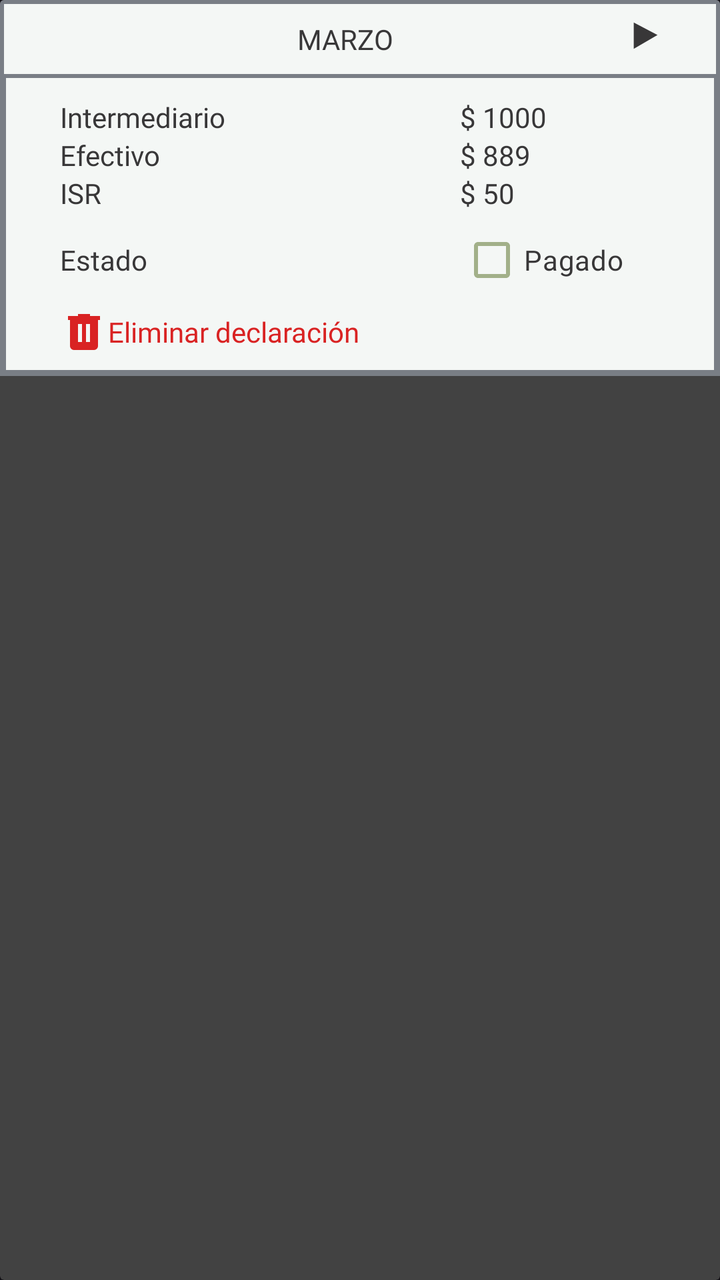
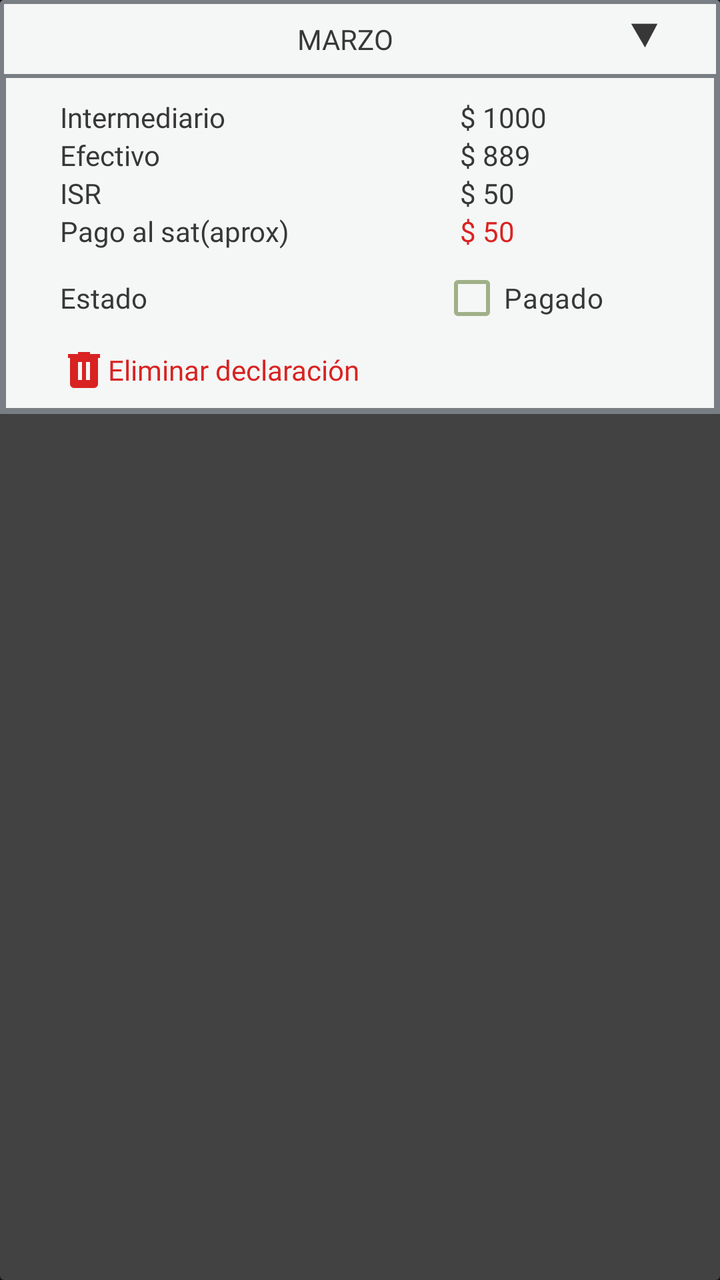

Two renders of the same Android screen: before a commit and after it. Below are the layout's source before the change and the commit's diff.
<!-- AndroidManifest.xml: application theme Theme.DeclarApp -->
<!-- res/layout/card_declaration.xml -->
<?xml version="1.0" encoding="utf-8"?>
<androidx.cardview.widget.CardView
    xmlns:android="http://schemas.android.com/apk/res/android"
    android:id="@+id/item_card_declaration"
    android:orientation="vertical"
    android:layout_width="match_parent"
    android:layout_height="wrap_content">

    <LinearLayout
        android:layout_width="match_parent"
        android:layout_height="wrap_content"
        android:orientation="vertical">
        <LinearLayout
            android:id="@+id/card_declaration_ly_header"
            android:layout_width="match_parent"
            android:layout_height="wrap_content"
            android:orientation="horizontal"
            android:paddingVertical="10dp"
            android:paddingHorizontal="30dp"
            android:background="@drawable/box_with_margins_bg">
            <TextView
                android:id="@+id/card_declaration_tv_date"
                android:layout_width="wrap_content"
                android:layout_height="wrap_content"
                android:text="MARZO"
                android:textAlignment="center"
                style="@style/text_style"
                android:layout_weight="1"/>
            <ImageView
                android:id="@+id/card_declaration_iv_triangle"
                android:layout_width="15dp"
                android:layout_height="15dp"
                android:src="@drawable/triangle"/>
        </LinearLayout>

        <LinearLayout
            android:id="@+id/card_declaration_ly_data"
            android:layout_width="match_parent"
            android:layout_height="wrap_content"
            android:orientation="vertical"
            android:paddingVertical="10dp"
            android:paddingHorizontal="30dp"
            android:background="@drawable/box_with_two_margins">
            <LinearLayout
                android:id="@+id/card_declaration_ly_intermediary"
                android:layout_width="match_parent"
                android:layout_height="wrap_content"
                android:orientation="horizontal">
                <TextView
                    android:id="@+id/card_declaration_tv_intermediary"
                    android:layout_width="wrap_content"
                    android:layout_height="wrap_content"
                    android:text="@string/card_declaration_text_intermediary"
                    style="@style/text_style"
                    android:layout_weight="2"/>
                <TextView
                    android:id="@+id/card_declaration_tv_intermediary_value"
                    android:layout_width="100dp"
                    android:layout_height="wrap_content"
                    android:text="$ 1000"
                    style="@style/text_style"/>
            </LinearLayout>
            <LinearLayout
                android:id="@+id/card_declaration_ly_cash"
                android:layout_width="match_parent"
                android:layout_height="wrap_content"
                android:orientation="horizontal">
                <TextView
                    android:id="@+id/card_declaration_tv_cash"
                    android:layout_width="wrap_content"
                    android:layout_height="wrap_content"
                    android:text="@string/card_declaration_text_cash"
                    style="@style/text_style"
                    android:layout_weight="2"/>
                <TextView
                    android:id="@+id/card_declaration_tv_cash_value"
                    android:layout_width="100dp"
                    android:layout_height="wrap_content"
                    android:text="$ 889"
                    style="@style/text_style"/>
            </LinearLayout>
            <LinearLayout
                android:id="@+id/card_declaration_ly_isr"
                android:layout_width="match_parent"
                android:layout_height="wrap_content"
                android:orientation="horizontal">
                <TextView
                    android:id="@+id/card_declaration_tv_isr"
                    android:layout_width="wrap_content"
                    android:layout_height="wrap_content"
                    android:text="@string/card_declaration_text_isr"
                    style="@style/text_style"
                    android:layout_weight="2"/>
                <TextView
                    android:id="@+id/card_declaration_tv_isr_value"
                    android:layout_width="100dp"
                    android:layout_height="wrap_content"
                    android:text="$ 50"
                    style="@style/text_style"/>
            </LinearLayout>
            <LinearLayout
                android:id="@+id/card_declaration_ly_status"
                android:layout_width="match_parent"
                android:layout_height="wrap_content"
                android:orientation="horizontal">
                <TextView
                    android:id="@+id/card_declaration_tv_status"
                    android:layout_width="wrap_content"
                    android:layout_height="wrap_content"
                    android:text="@string/card_declaration_text_status"
                    style="@style/text_style"
                    android:layout_weight="2"/>
                <CheckBox
                    android:id="@+id/card_declaration_tv_status_value"
                    android:layout_width="100dp"
                    android:layout_height="wrap_content"
                    android:text="Pagado"
                    android:checked="true"
                    style="@style/checkbox_button_bg"/>
            </LinearLayout>
            <LinearLayout
                android:id="@+id/card_declaration_ly_delete"
                android:layout_width="match_parent"
                android:layout_height="wrap_content"
                android:orientation="horizontal"
                android:gravity="left">
                <ImageView
                    android:id="@+id/card_declaration_iv_delete"
                    android:layout_width="wrap_content"
                    android:layout_height="wrap_content"
                    android:src="@drawable/trash_can"
                    android:layout_gravity="center"/>
                <TextView
                    android:id="@+id/card_declaration_tv_delete"
                    android:layout_width="wrap_content"
                    android:layout_height="wrap_content"
                    android:text="@string/card_declaration_delete_text"
                    style="@style/text_style"
                    android:textColor="@color/red"
                    android:layout_gravity="center"/>
            </LinearLayout>

        </LinearLayout>
    </LinearLayout>



</androidx.cardview.widget.CardView>
<!-- resources referenced by this layout -->
<resources>
  <color name="red">#ffd92323</color>
  <!-- drawable box_with_margins_bg (drawable) -->
  <?xml version="1.0" encoding="utf-8"?>
  <shape xmlns:android="http://schemas.android.com/apk/res/android">
      <solid android:color="@color/data_bg_color"/>
      <stroke android:color="@color/gray" android:width="2dp"/>
  </shape>
  <!-- drawable box_with_two_margins (drawable) -->
  <?xml version="1.0" encoding="utf-8"?>
  <layer-list xmlns:android="http://schemas.android.com/apk/res/android">
      <item>
          <shape android:shape="rectangle" >
              <solid android:color="@color/gray"/>
          </shape>
      </item>
      <item android:bottom="3dp" android:left="3dp" android:right="3dp">
          <shape android:shape="rectangle" >
              <solid android:color="@color/card_data_bg" />
          </shape>
      </item>
  </layer-list>
  <!-- drawable trash_can (drawable) -->
  <vector xmlns:android="http://schemas.android.com/apk/res/android" android:height="24dp" android:width="24dp" android:viewportWidth="24" android:viewportHeight="24"><path android:fillColor="@color/red" android:pathData="M9,3V4H4V6H5V19A2,2 0 0,0 7,21H17A2,2 0 0,0 19,19V6H20V4H15V3H9M9,8H11V17H9V8M13,8H15V17H13V8Z" /></vector>
  <!-- drawable triangle (drawable) -->
  <vector
      xmlns:android="http://schemas.android.com/apk/res/android"
      android:height="24dp"
      android:width="24dp"
      android:viewportWidth="24"
      android:viewportHeight="24">
      <group
          android:pivotY="12"
          android:pivotX="12"
          android:rotation="90">
          <path
              android:fillColor="@color/triangle_color"
              android:pathData="M2,21H23L12,2" />
      </group>
  </vector>
  <string name="card_declaration_delete_text">Eliminar declaración</string>
  <string name="card_declaration_text_cash">Efectivo</string>
  <string name="card_declaration_text_intermediary">Intermediario</string>
  <string name="card_declaration_text_isr">ISR</string>
  <string name="card_declaration_text_status">Estado</string>
  <style name="checkbox_button_bg" parent="text_style">
          <item name="android:buttonTint">@color/green</item>
      </style>
  <style name="text_style" parent="text_font">
          <item name="android:textColor">@color/light_dark</item>
      </style>
  <style name="Theme.DeclarApp" parent="Base.Theme.DeclarApp" />
  <color name="data_bg_color">@color/light_white</color>
  <color name="gray">#ff797e85</color>
  <color name="card_data_bg">
          <item name="android:background">@color/light_white</item>
      </color>
  <color name="triangle_color">@color/light_dark</color>
  <color name="green">#ffa2b089</color>
  <style name="text_font">
          <item name="android:fontFamily">@font/opensans_regular</item>
      </style>
  <color name="light_dark">#ff383738</color>
  <style name="Base.Theme.DeclarApp" parent="Theme.Material3.Dark.NoActionBar">
          
          
      </style>
  <color name="light_white">#fff4f7f5</color>
</resources>

<!-- the commit's change to res/layout/card_declaration.xml (unified diff, before → after) -->
@@ -9,6 +9,7 @@
     <LinearLayout
         android:layout_width="match_parent"
         android:layout_height="wrap_content"
+        android:background="@drawable/box_with_two_margins"
         android:orientation="vertical">
         <LinearLayout
             android:id="@+id/card_declaration_ly_header"
@@ -28,6 +29,7 @@
                 android:layout_weight="1"/>
             <ImageView
                 android:id="@+id/card_declaration_iv_triangle"
+                android:rotation="90"
                 android:layout_width="15dp"
                 android:layout_height="15dp"
                 android:src="@drawable/triangle"/>
@@ -39,8 +41,7 @@
             android:layout_height="wrap_content"
             android:orientation="vertical"
             android:paddingVertical="10dp"
-            android:paddingHorizontal="30dp"
-            android:background="@drawable/box_with_two_margins">
+            android:paddingHorizontal="30dp">
             <LinearLayout
                 android:id="@+id/card_declaration_ly_intermediary"
                 android:layout_width="match_parent"
@@ -99,6 +100,26 @@
                     style="@style/text_style"/>
             </LinearLayout>
             <LinearLayout
+                android:id="@+id/card_declaration_ly_total_sat"
+                android:layout_width="match_parent"
+                android:layout_height="wrap_content"
+                android:orientation="horizontal">
+                <TextView
+                    android:id="@+id/card_declaration_tv_total_sat"
+                    android:layout_width="wrap_content"
+                    android:layout_height="wrap_content"
+                    android:text="@string/card_declaration_text_total_sat"
+                    style="@style/text_style"
+                    android:layout_weight="2"/>
+                <TextView
+                    android:id="@+id/card_declaration_tv_total_sat_value"
+                    android:layout_width="100dp"
+                    android:layout_height="wrap_content"
+                    android:text="$ 50"
+                    style="@style/text_style"
+                    android:textColor="@color/red"/>
+            </LinearLayout>
+            <LinearLayout
                 android:id="@+id/card_declaration_ly_status"
                 android:layout_width="match_parent"
                 android:layout_height="wrap_content"
@@ -112,7 +133,7 @@
                     android:layout_weight="2"/>
                 <CheckBox
                     android:id="@+id/card_declaration_tv_status_value"
-                    android:layout_width="100dp"
+                    android:layout_width="110dp"
                     android:layout_height="wrap_content"
                     android:text="Pagado"
                     android:checked="true"
<!-- resource entries referenced after the edit -->
@@ -44,6 +44,7 @@
   <string name="card_declaration_text_intermediary">Intermediario</string>
   <string name="card_declaration_text_isr">ISR</string>
   <string name="card_declaration_text_status">Estado</string>
+  <string name="card_declaration_text_total_sat">Pago al sat(aprox)</string>
   <style name="checkbox_button_bg" parent="text_style">
           <item name="android:buttonTint">@color/green</item>
       </style>
@@ -53,9 +54,7 @@
   <style name="Theme.DeclarApp" parent="Base.Theme.DeclarApp" />
   <color name="data_bg_color">@color/light_white</color>
   <color name="gray">#ff797e85</color>
-  <color name="card_data_bg">
-          <item name="android:background">@color/light_white</item>
-      </color>
+  <color name="card_data_bg">@color/light_white</color>
   <color name="triangle_color">@color/light_dark</color>
   <color name="green">#ffa2b089</color>
   <style name="text_font">
